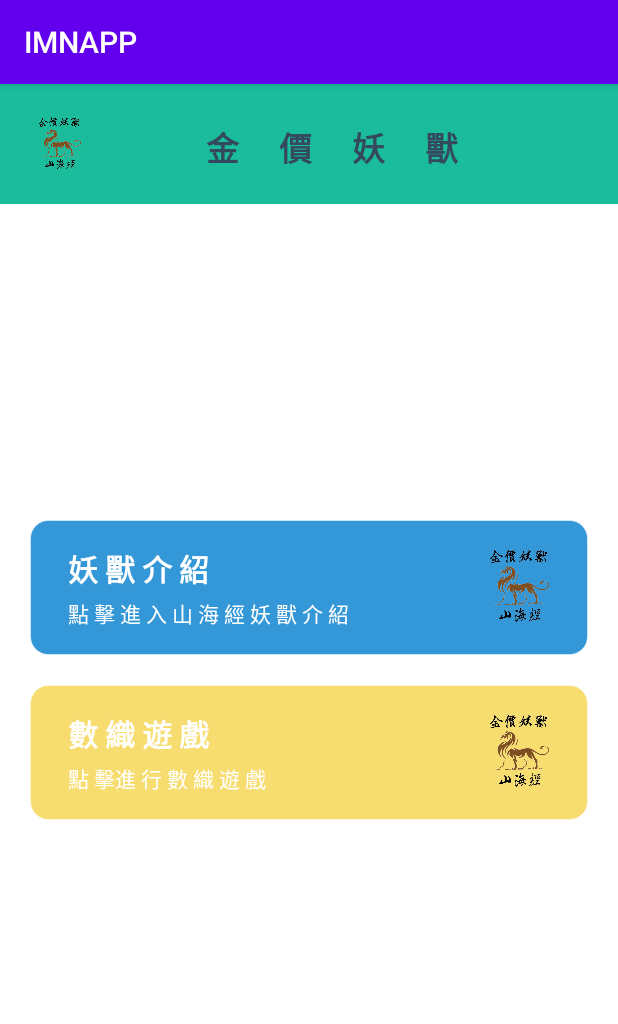
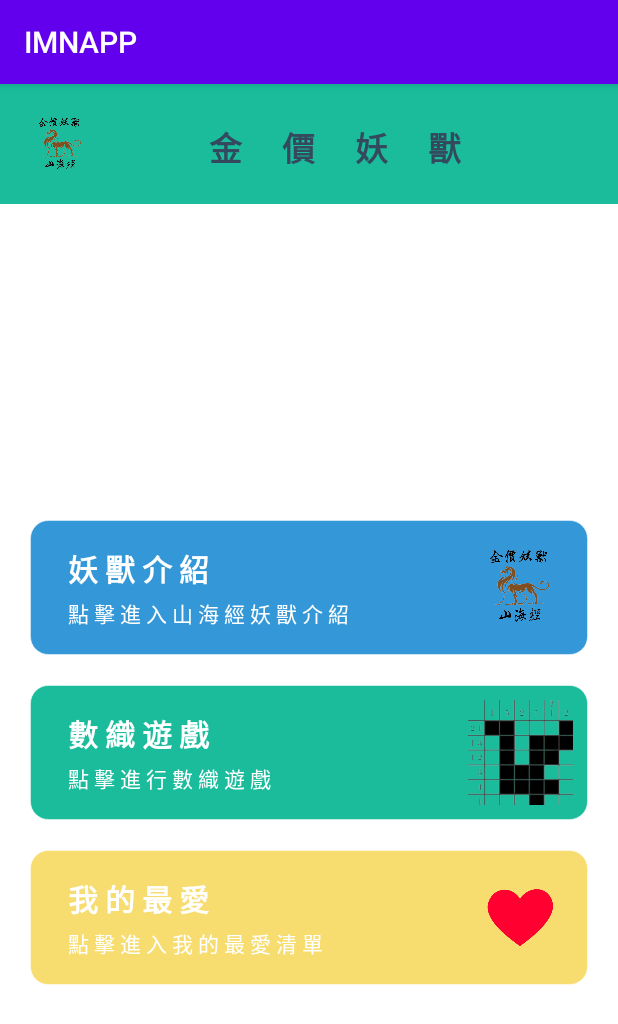
Before and after one commit to Jiang0307/IMNAPP, an Android app: the MenuActivity screen opened directly, with no data from a screen before it, on a phone screen of 412 x 824 dp. Shown: the top 1024 px of the screen. Run offline under Robolectric (Android 15) with nearby library versions, the phone set to English and light mode, and no system bars.

Commit message:
I am the GOD

```diff
--- a/app/src/main/AndroidManifest.xml
+++ b/app/src/main/AndroidManifest.xml
@@ -14,6 +14,7 @@
         tools:targetApi="31">
         <activity android:name=".IntroduceActivity"></activity>
         <activity android:name=".MenuActivity" />
+        <activity android:name=".FavoriteActivity" />
         <activity android:name=".MonsterActivity" />
         <activity android:name=".NonogramActivity" />
         <activity android:name=".MainActivity"
--- a/app/src/main/java/com/example/imnapp/NonogramActivity.java
+++ b/app/src/main/java/com/example/imnapp/NonogramActivity.java
@@ -97,8 +97,6 @@ public class NonogramActivity extends AppCompatActivity implements RecyclerViewA
                         temp = "";
                     }
                 }
-                Log.d("monster_index 9999", String.valueOf(monster_index));
-                Log.d("monster_name 9999", String.valueOf(monster_name));
                 // set recycler view
                 set_recyclerview();
             }
--- a/app/src/main/java/com/example/imnapp/RecyclerViewAdapter.java
+++ b/app/src/main/java/com/example/imnapp/RecyclerViewAdapter.java
@@ -111,7 +111,9 @@ public class RecyclerViewAdapter extends RecyclerView.Adapter<RecyclerViewAdapte
             if(check_answer()==true)
             {
                 Intent introduceIntent = new Intent(context, IntroduceActivity.class);
-                introduceIntent.putExtra("getIntroduceKey", monster_name);
+                introduceIntent.putExtra("monster_name", monster_name);
+                introduceIntent.putExtra("from_nonogram", "true");
+//                introduceIntent.setFlags(Intent.FLAG_ACTIVITY_SINGLE_TOP + Intent.FLAG_ACTIVITY_NEW_TASK);
                 introduceIntent.setFlags(Intent.FLAG_ACTIVITY_NEW_TASK );
                 context.startActivity(introduceIntent);
             }
--- a/app/src/main/java/com/example/imnapp/adapter.java
+++ b/app/src/main/java/com/example/imnapp/adapter.java
@@ -40,7 +40,8 @@ public class adapter extends FirebaseRecyclerAdapter<get_monster_info, adapter.v
             public void onClick(View v)
             {
                 Intent introduceIntent = new Intent(context, IntroduceActivity.class);
-                introduceIntent.putExtra("getIntroduceKey", getRef(position).getKey());
+                introduceIntent.putExtra("monster_name", getRef(position).getKey());
+                introduceIntent.putExtra("from_nonogram","false");
                 context.startActivity(introduceIntent);
             }
         });
--- a/app/src/main/res/layout/activity_menu.xml
+++ b/app/src/main/res/layout/activity_menu.xml
@@ -22,9 +22,9 @@
 
     <TextView
         android:id="@+id/main_title_tv"
-        android:layout_width="342dp"
-        android:layout_height="47dp"
-        android:layout_marginLeft="3dp"
+        android:layout_width="345dp"
+        android:layout_height="50dp"
+        android:layout_marginLeft="5dp"
         android:layout_marginTop="25dp"
         android:layout_toRightOf="@id/logo_img"
         android:text="          金     價     妖     獸     "
@@ -43,8 +43,6 @@
         android:paddingLeft="20dp"
         android:paddingTop="20dp"
         android:paddingRight="20dp">
-        android:layout_centerVertical="true"
-
 
         <RelativeLayout
             android:layout_width="match_parent"
@@ -134,7 +132,7 @@
             android:layout_width="match_parent"
             android:layout_height="wrap_content"
             android:layout_marginBottom="20dp"
-            android:background="@drawable/background_3"
+            android:background="@drawable/background_2"
             android:onClick="nonogram_listener"
             android:paddingLeft="25dp"
             android:paddingTop="10dp"
@@ -148,7 +146,7 @@
                 android:layout_centerVertical="true"
                 android:adjustViewBounds="true"
                 android:scaleType="fitCenter"
-                android:src="@drawable/logo" />
+                android:src="@drawable/nonogram" />
 
             <LinearLayout
                 android:layout_width="match_parent"
@@ -169,29 +167,57 @@
                 <TextView
                     android:layout_width="match_parent"
                     android:layout_height="wrap_content"
-                    android:text="點 擊進 行 數 織 遊 戲"
+                    android:text="點 擊 進 行 數 織 遊 戲"
                     android:textColor="#FFF" />
 
             </LinearLayout>
         </RelativeLayout>
+
         <RelativeLayout
             android:layout_width="match_parent"
-            android:layout_height="75dp"
+            android:layout_height="wrap_content"
             android:layout_marginBottom="20dp"
-            android:background="@color/ic_launcher_background"
-            android:clickable="false"
+            android:background="@drawable/background_3"
             android:paddingLeft="25dp"
             android:paddingTop="10dp"
             android:paddingRight="10dp"
-            android:paddingBottom="10dp">
+            android:paddingBottom="10dp"
+            android:onClick="favorite_listener">
+
+            <ImageView
+                android:layout_width="70dp"
+                android:layout_height="70dp"
+                android:layout_alignParentRight="true"
+                android:layout_centerVertical="true"
+                android:adjustViewBounds="true"
+                android:scaleType="fitCenter"
+                android:src="@drawable/favorite" />
 
             <LinearLayout
                 android:layout_width="match_parent"
                 android:layout_height="wrap_content"
                 android:layout_alignParentLeft="true"
                 android:layout_centerVertical="true"
-                android:orientation="vertical" />
+                android:orientation="vertical">
+
+                <TextView
+                    android:layout_width="match_parent"
+                    android:layout_height="wrap_content"
+                    android:layout_marginBottom="4dp"
+                    android:text="我 的 最 愛"
+                    android:textColor="#FFF"
+                    android:textSize="20dp"
+                    android:textStyle="bold" />
+
+                <TextView
+                    android:layout_width="match_parent"
+                    android:layout_height="wrap_content"
+                    android:text="點 擊 進 入 我 的 最 愛 清 單"
+                    android:textColor="#FFF" />
+
+            </LinearLayout>
         </RelativeLayout>
+
         <RelativeLayout
             android:layout_width="match_parent"
             android:layout_height="75dp"
```
Also changed, not shown: app/src/main/java/com/example/imnapp/FavoriteActivity.java (added, +80 -0 lines), app/src/main/java/com/example/imnapp/IntroduceActivity.java (+102 -31 lines), app/src/main/java/com/example/imnapp/MenuActivity.java (+18 -9 lines), app/src/main/res/layout/activity_favorite.xml (added, +48 -0 lines), app/src/main/res/layout/activity_introduce.xml (+20 -8 lines), app/src/main/res/drawable/favorite.png (added), app/src/main/res/drawable/nonogram.png (added), app/src/main/res/drawable/not_favorite.png (added).
